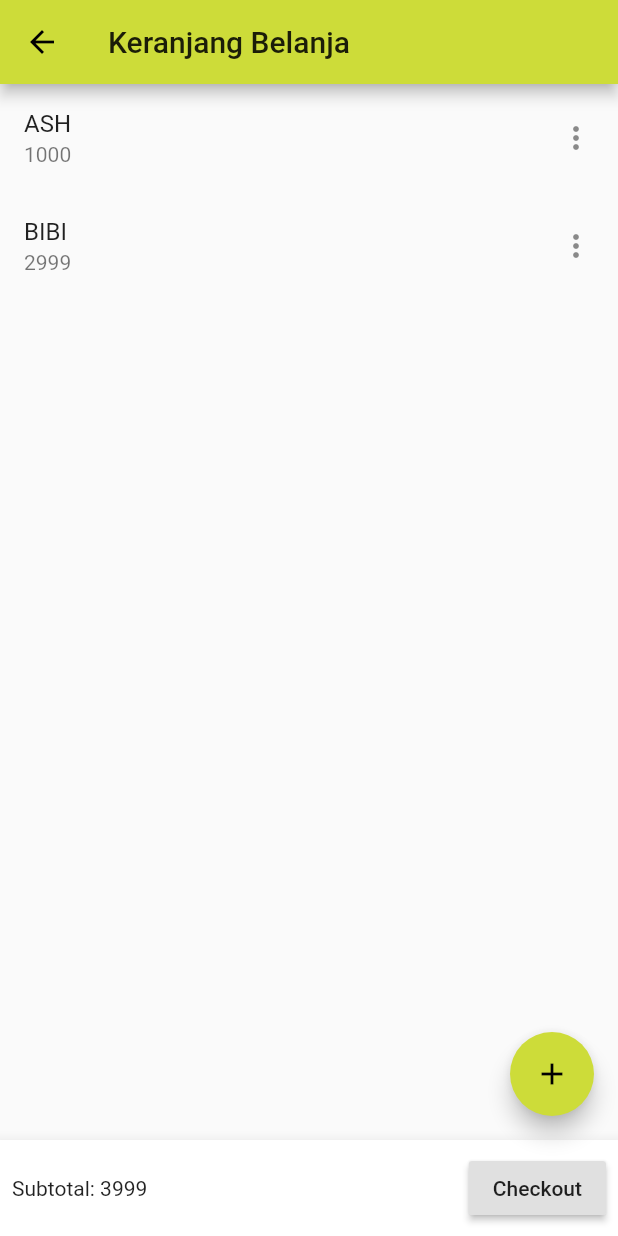
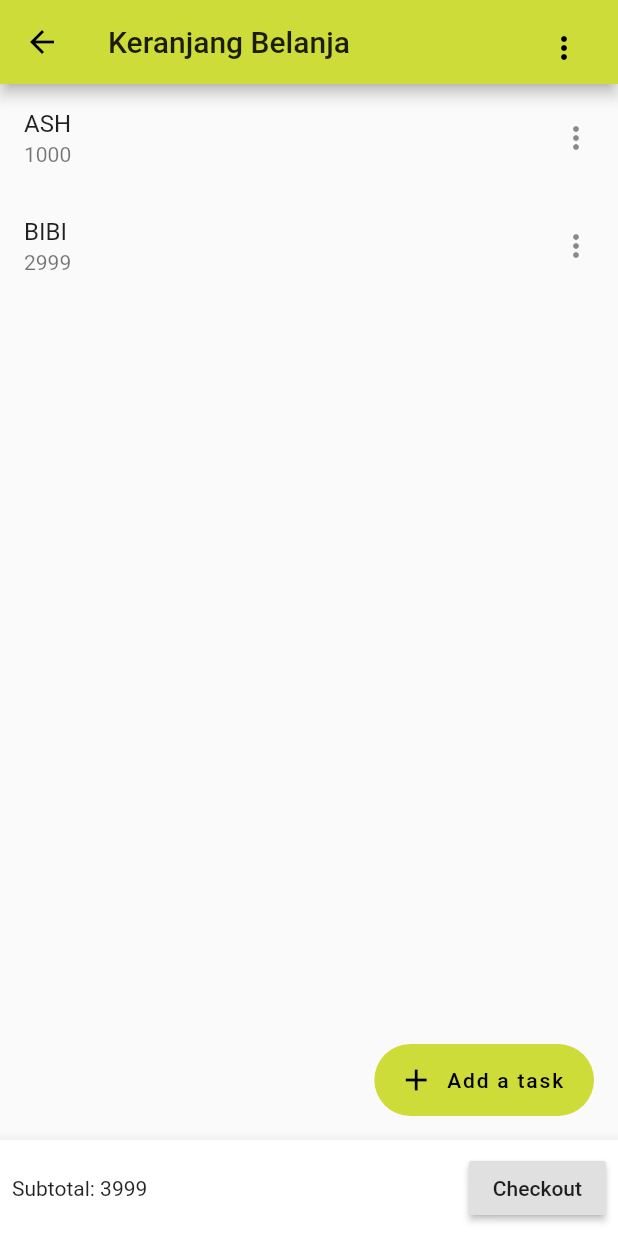
Before and after one commit to mettsardw/smart-chugg2, a Flutter app: the ListBarang screen opened by its route, on a phone screen of 412 x 824 dp. Run offline on Flutter 3.47's test engine with Material 2 defaults, Android fonts, the phone set to English and light mode, and no system bars.

Commit message:
bar checkout subtotal, tampilan checkout

```diff
--- a/lib/list_barang.dart
+++ b/lib/list_barang.dart
@@ -23,7 +23,29 @@ class _ListBarangState extends State<ListBarang> {
   Widget build(BuildContext context) {
     return Scaffold(
       appBar: AppBar(
-        title: Text("Keranjang Belanja")
+        title: Text("Keranjang Belanja"),
+        actions: <Widget>[
+          Padding(
+            padding: EdgeInsets.all(12.0),
+            child: PopupMenuButton(
+              offset: Offset.fromDirection(-100,4000000000000000.0),
+              elevation: 4.0,
+              icon: Icon(Icons.more_vert),
+              itemBuilder: (BuildContext context) {
+                return <PopupMenuEntry<Text>>[
+                  const PopupMenuItem<Text>(
+                    value: Text('1'),
+                    child: Text('Working a lot harder'),
+                  ),
+                  const PopupMenuItem<Text>(
+                    value: Text('2'),
+                    child: Text('Terms and Conditions'),
+                  )
+                ];
+              },
+            )
+          ),
+        ],
       ),
       body: Center(
         child: ListView.builder(
@@ -38,14 +60,40 @@ class _ListBarangState extends State<ListBarang> {
           },
         )
       ),
-      bottomNavigationBar: BarBawah(_subtotal),
-      floatingActionButton: FloatingActionButton(
+      floatingActionButton: FloatingActionButton.extended(
+        elevation: 0.0,
+        icon: const Icon(Icons.add),
+        label: const Text('Add a task'),
         onPressed: _tambahBarang,
         tooltip: 'Increment',
-        child: Icon(Icons.add),
       ),
+      floatingActionButtonLocation:
+        FloatingActionButtonLocation.endFloat,
+      bottomNavigationBar: BarBawah(_subtotal),
     );
   }
+}
+
+class BarCheckout extends StatelessWidget{
+  @override
+  Widget build(BuildContext context) {
+    return Row(
+      mainAxisSize: MainAxisSize.max,
+      mainAxisAlignment: MainAxisAlignment.end,
+      children: <Widget>[
+        Padding(
+          child: RaisedButton(
+          onPressed: () {
+              Navigator.pushNamed(context, '/checkout');
+            },
+            child: Text("Checkout"),
+          ),
+          padding: EdgeInsets.all(8.0),
+        ),
+      ],
+    );
+  }
+
 }
 
 class BarBawah extends StatelessWidget {
@@ -53,6 +101,7 @@ class BarBawah extends StatelessWidget {
   BarBawah(int _subtotal){
     this._subtotal=_subtotal;
   }
+
 
   @override
   Widget build(BuildContext context) {
@@ -74,16 +123,44 @@ class BarBawah extends StatelessWidget {
             ),
             padding: EdgeInsets.all(8.0),
           ),
-          /*
-          IconButton(
-            icon: Icon(Icons.chevron_right),
-            onPressed: () {
-              Navigator.pushNamed(context, '/checkout');
-            },
-          )
-          */
         ],
       ),
     );
   }
+  /*
+  @override
+  Widget build(BuildContext context) {
+    return BottomAppBar(
+      child: new Column(
+        mainAxisSize: MainAxisSize.min,
+        children: <Widget>[
+          Row(
+            mainAxisSize: MainAxisSize.max,
+          mainAxisAlignment: MainAxisAlignment.spaceBetween,
+            children: <Widget>[
+              Padding(
+                child: Text("Subtotal: "),
+                padding: EdgeInsets.all(8.0),
+              ),
+              Padding(
+                child: Text(_subtotal.toString()),
+                padding: EdgeInsets.all(8.0),
+              ),
+              /*Padding(
+                child: RaisedButton(
+                onPressed: () {
+                    Navigator.pushNamed(context, '/checkout');
+                  },
+                  child: Text("Checkout"),
+                ),
+                padding: EdgeInsets.all(8.0),
+              ),*/
+            ],
+          ),
+          BarCheckout(),
+        ]
+      ),
+    );
+  }
+  */
 }
```
Also changed, not shown: lib/checkout.dart (+9 -1 lines).
